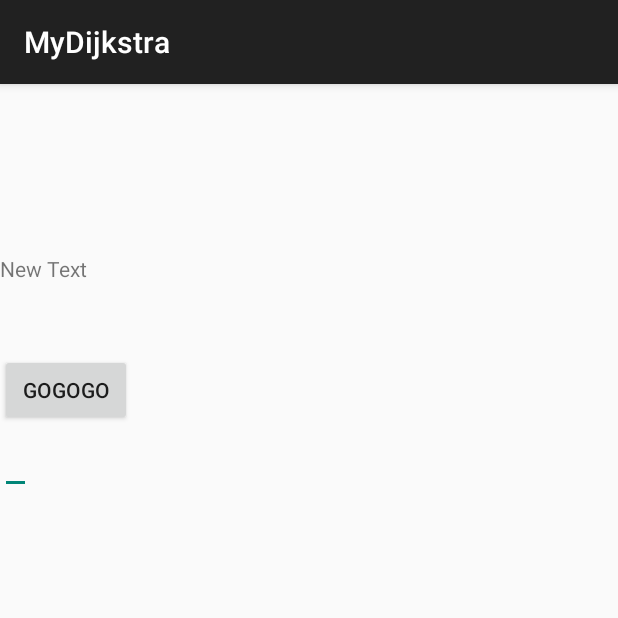
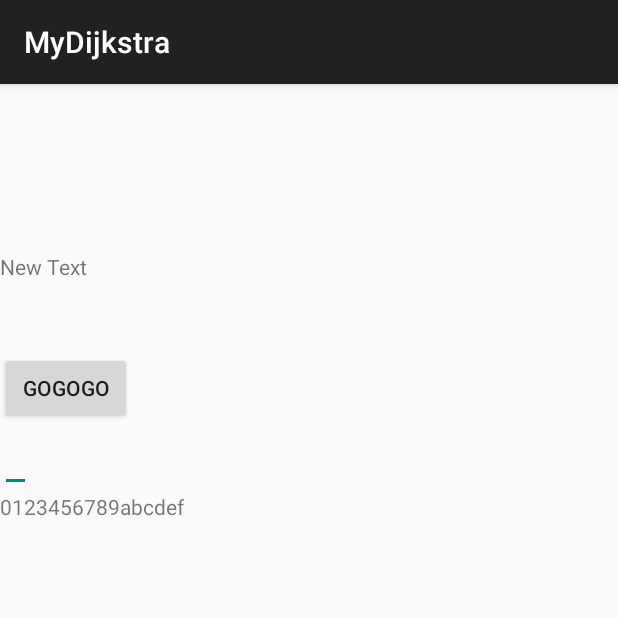
Before and after one commit to m06zj4/location-app, an Android app: the MyDijkstra screen opened directly, with no data from a screen before it, on a phone screen of 412 x 824 dp, the top half of it. Run offline under Robolectric (Android 15) with nearby library versions, the phone set to English and light mode, and no system bars; libraries missing offline, so code that uses them is left out: org.altbeacon.beacon; 3 statements that could not run were skipped.

Commit message:
new get android Device ID

```diff
--- a/app/src/main/java/com/example/yf/app0706_yfproject/MyDijkstra.java
+++ b/app/src/main/java/com/example/yf/app0706_yfproject/MyDijkstra.java
@@ -3,6 +3,7 @@ package com.example.yf.app0706_yfproject;
 import android.os.AsyncTask;
 import android.os.Bundle;
 import android.os.RemoteException;
+import android.provider.Settings;
 import android.support.v7.app.ActionBarActivity;
 import android.util.Log;
 import android.view.View;
@@ -37,11 +38,12 @@ public class MyDijkstra extends ActionBarActivity implements BeaconConsumer {
 
 
     private BeaconManager beaconManager;
-    TextView out, jsonout, v2;
+    TextView out, jsonout, v2,test;
     String UUID, major, minor, classid, classname, Dist;
     Collection<Beacon> max;
     int et, op;
     EditText ed;
+    private String android_id;
 
 
     protected void onCreate(Bundle savedInstanceState) {
@@ -55,7 +57,9 @@ public class MyDijkstra extends ActionBarActivity implements BeaconConsumer {
         beaconManager.getBeaconParsers().add(new BeaconParser()
                 .setBeaconLayout("m:2-3=0215,i:4-19,i:20-21,i:22-23,p:24-24"));     //0215為讀取iBeacon  beac為altBeacon
         beaconManager.bind(this);
-
+        android_id= Settings.Secure.getString(getApplicationContext().getContentResolver(), Settings.Secure.ANDROID_ID);
+        test=(TextView)findViewById(R.id.textView6);
+        test.setText(android_id);
 
     }
 
--- a/app/src/main/res/layout/activity_my_dijkstra.xml
+++ b/app/src/main/res/layout/activity_my_dijkstra.xml
@@ -39,4 +39,10 @@
         android:layout_toEndOf="@+id/textView4"
         android:inputType="number"/>
 
+    <TextView
+        android:layout_width="wrap_content"
+        android:layout_height="wrap_content"
+        android:id="@+id/textView6"
+        android:layout_weight="0.08" />
+
 </LinearLayout>
```
